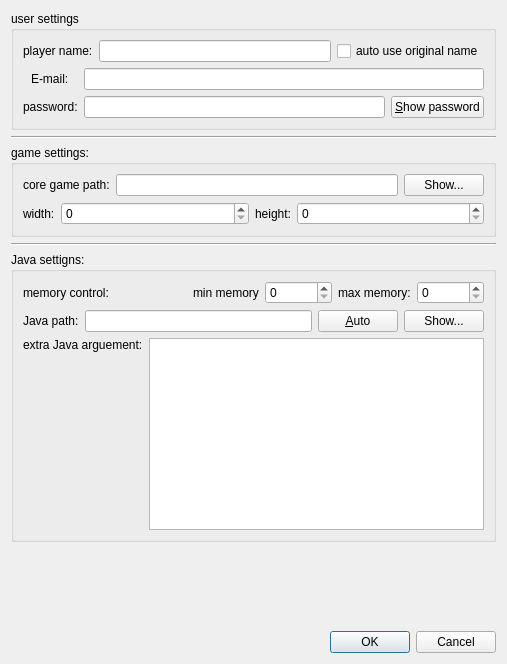
First picture: the form in Kaminec/preference.ui, repository kaniol-lck/Kaminec, before the edit.
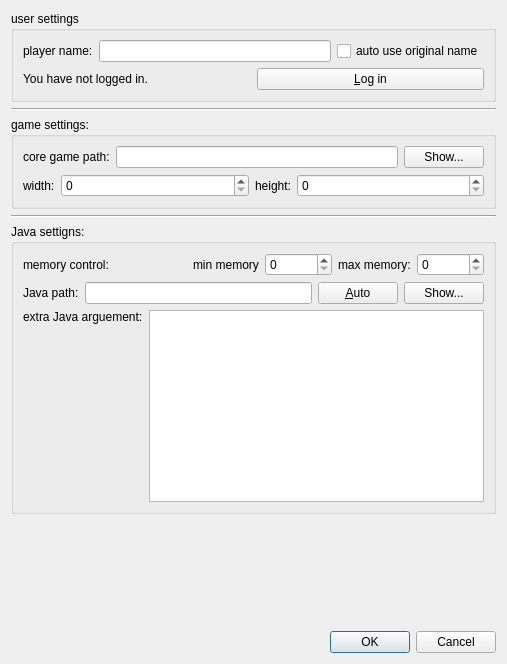
Second picture: the form after the edit.

Commit message: add validate dialog. deprecate saving password.

The edit to the form file:
```diff
--- a/Kaminec/preference.ui
+++ b/Kaminec/preference.ui
@@ -19,7 +19,7 @@
      <property name="title">
       <string>user settings</string>
      </property>
-     <layout class="QVBoxLayout" name="verticalLayout_6">
+     <layout class="QVBoxLayout" name="verticalLayout_3">
       <item>
        <layout class="QHBoxLayout" name="horizontalLayout_7">
         <item>
@@ -45,51 +45,20 @@
        </layout>
       </item>
       <item>
-       <layout class="QHBoxLayout" name="horizontalLayout_9">
+       <layout class="QHBoxLayout" name="horizontalLayout_8">
         <item>
-         <layout class="QVBoxLayout" name="verticalLayout_3">
-          <item alignment="Qt::AlignHCenter">
-           <widget class="QLabel" name="email_label">
-            <property name="text">
-             <string>E-mail:</string>
-            </property>
-            <property name="buddy">
-             <cstring>email_le</cstring>
-            </property>
-           </widget>
-          </item>
-          <item alignment="Qt::AlignHCenter">
-           <widget class="QLabel" name="password_label">
-            <property name="text">
-             <string>password:</string>
-            </property>
-            <property name="buddy">
-             <cstring>password_le</cstring>
-            </property>
-           </widget>
-          </item>
-         </layout>
+         <widget class="QLabel" name="logName_label">
+          <property name="text">
+           <string>You have not logged in.</string>
+          </property>
+         </widget>
         </item>
         <item>
-         <layout class="QVBoxLayout" name="verticalLayout_5">
-          <item>
-           <widget class="QLineEdit" name="email_le"/>
-          </item>
-          <item>
-           <layout class="QHBoxLayout" name="horizontalLayout_8">
-            <item>
-             <widget class="QLineEdit" name="password_le"/>
-            </item>
-            <item>
-             <widget class="QPushButton" name="showPassword_pb">
-              <property name="text">
-               <string>&amp;Show password</string>
-              </property>
-             </widget>
-            </item>
-           </layout>
-          </item>
-         </layout>
+         <widget class="QPushButton" name="login_pb">
+          <property name="text">
+           <string>&amp;Log in</string>
+          </property>
+         </widget>
         </item>
        </layout>
       </item>
```
Left out of the diff: 3 changed lines with no effect on the pictures. The commit also changes 9 other files.
